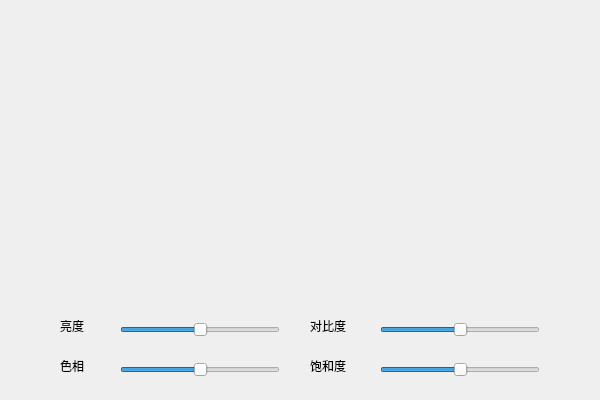
Old version of the form QTnote/QtCreator/src/13/13-2/myvideowidget/widget.ui in the repository normalC/CPP.
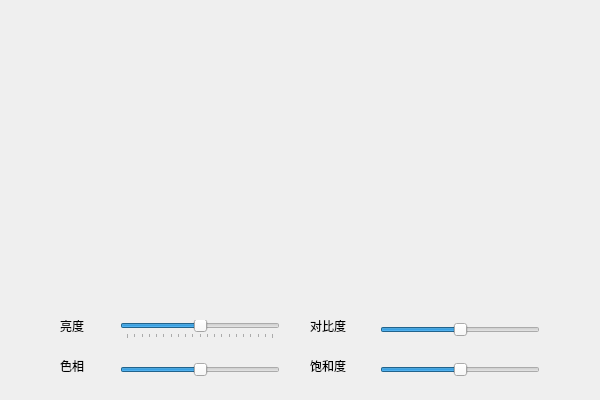
New version of the form.

```diff
--- a/QTnote/QtCreator/src/13/13-2/myvideowidget/widget.ui
+++ b/QTnote/QtCreator/src/13/13-2/myvideowidget/widget.ui
@@ -83,6 +83,15 @@
    <property name="orientation">
     <enum>Qt::Horizontal</enum>
    </property>
+   <property name="invertedAppearance">
+    <bool>false</bool>
+   </property>
+   <property name="invertedControls">
+    <bool>false</bool>
+   </property>
+   <property name="tickPosition">
+    <enum>QSlider::TicksBelow</enum>
+   </property>
   </widget>
   <widget class="QSlider" name="contrastSlider">
    <property name="geometry">
```
